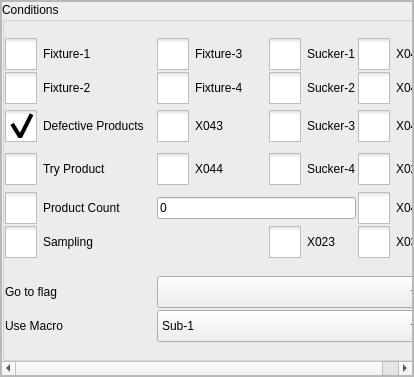
Before: the Qt Designer form hcinstruction/ichcconditionpage.ui in dongdong-2009/3-5AxisRobot, drawn with Qt 5.
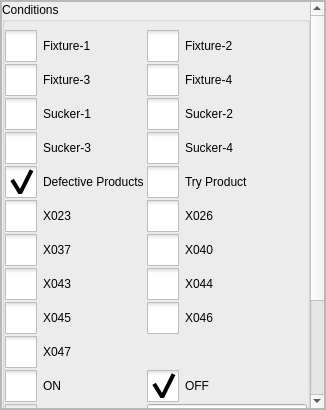
After: the same form once the commit is applied. Icons and pictures are not drawn. Custom widgets are drawn as their Qt base class.

What changed in the file:
```diff
--- a/hcinstruction/ichcconditionpage.ui
+++ b/hcinstruction/ichcconditionpage.ui
@@ -6,8 +6,8 @@
    <rect>
     <x>0</x>
     <y>0</y>
-    <width>414</width>
-    <height>377</height>
+    <width>326</width>
+    <height>410</height>
    </rect>
   </property>
   <property name="windowTitle">
@@ -20,6 +20,9 @@
    <enum>QFrame::Raised</enum>
   </property>
   <layout class="QVBoxLayout" name="verticalLayout">
+   <property name="spacing">
+    <number>6</number>
+   </property>
    <property name="leftMargin">
     <number>0</number>
    </property>
@@ -34,16 +37,19 @@
    </property>
    <item>
     <widget class="QScrollArea" name="scrollArea">
+     <property name="horizontalScrollBarPolicy">
+      <enum>Qt::ScrollBarAlwaysOff</enum>
+     </property>
      <property name="widgetResizable">
       <bool>true</bool>
      </property>
      <widget class="QWidget" name="scrollAreaWidgetContents">
       <property name="geometry">
        <rect>
-        <x>-35</x>
-        <y>0</y>
-        <width>445</width>
-        <height>357</height>
+        <x>0</x>
+        <y>-136</y>
+        <width>306</width>
+        <height>542</height>
        </rect>
       </property>
       <layout class="QVBoxLayout" name="verticalLayout_2">
@@ -69,7 +75,7 @@
            <number>0</number>
           </property>
           <property name="topMargin">
-           <number>0</number>
+           <number>8</number>
           </property>
           <property name="rightMargin">
            <number>0</number>
@@ -87,12 +93,6 @@
               <property name="enabled">
                <bool>true</bool>
               </property>
-              <property name="sizePolicy">
-               <sizepolicy hsizetype="Preferred" vsizetype="Fixed">
-                <horstretch>0</horstretch>
-                <verstretch>0</verstretch>
-               </sizepolicy>
-              </property>
               <property name="minimumSize">
                <size>
                 <width>0</width>
@@ -109,12 +109,6 @@
               <property name="enabled">
                <bool>true</bool>
               </property>
-              <property name="sizePolicy">
-               <sizepolicy hsizetype="Preferred" vsizetype="Fixed">
-                <horstretch>0</horstretch>
-                <verstretch>0</verstretch>
-               </sizepolicy>
-              </property>
               <property name="minimumSize">
                <size>
                 <width>0</width>
@@ -168,9 +162,15 @@
             </item>
             <item row="0" column="0">
              <widget class="QLabel" name="label_3">
+              <property name="sizePolicy">
+               <sizepolicy hsizetype="Minimum" vsizetype="Preferred">
+                <horstretch>0</horstretch>
+                <verstretch>0</verstretch>
+               </sizepolicy>
+              </property>
               <property name="minimumSize">
                <size>
-                <width>92</width>
+                <width>0</width>
                 <height>0</height>
                </size>
               </property>
@@ -187,9 +187,15 @@
             </item>
             <item row="1" column="0">
              <widget class="QLabel" name="label_2">
+              <property name="sizePolicy">
+               <sizepolicy hsizetype="Minimum" vsizetype="Preferred">
+                <horstretch>0</horstretch>
+                <verstretch>0</verstretch>
+               </sizepolicy>
+              </property>
               <property name="minimumSize">
                <size>
-                <width>92</width>
+                <width>50</width>
                 <height>0</height>
                </size>
               </property>
@@ -211,131 +217,14 @@
             <property name="spacing">
              <number>2</number>
             </property>
-            <item row="2" column="0">
-             <widget class="QCheckBox" name="defectiveProductsBox">
-              <property name="sizePolicy">
-               <sizepolicy hsizetype="Fixed" vsizetype="Fixed">
-                <horstretch>0</horstretch>
-                <verstretch>0</verstretch>
-               </sizepolicy>
-              </property>
-              <property name="minimumSize">
-               <size>
-                <width>140</width>
-                <height>40</height>
-               </size>
-              </property>
-              <property name="styleSheet">
-               <string notr="true">::indicator {
-     width: 32px;
-     height: 32px;
- }
-
-::indicator:unchecked 
-{
-     image: url(:/resource/check_unchecked.png);
- }
-::indicator:checked 
-{
-     image: url(:/resource/check_checked.png);
- }
-
-QRadioButton::indicator:checked:disabled
-{
- image: url(:/resource/check_checked_disable.png);
-}
-
-QRadioButton::indicator:unchecked:disabled
-{
- image: url(:/resource/check_unchecked_disable.png);
-}</string>
-              </property>
-              <property name="text">
-               <string>Defective Products</string>
-              </property>
-              <property name="checked">
-               <bool>true</bool>
-              </property>
-             </widget>
-            </item>
-            <item row="0" column="1">
-             <widget class="QCheckBox" name="fixture3Box">
-              <property name="minimumSize">
-               <size>
-                <width>110</width>
-                <height>0</height>
-               </size>
-              </property>
-              <property name="styleSheet">
-               <string notr="true">::indicator {
-     width: 32px;
-     height: 32px;
- }
-
-::indicator:unchecked 
-{
-     image: url(:/resource/check_unchecked.png);
- }
-::indicator:checked 
-{
-     image: url(:/resource/check_checked.png);
- }
-
-QRadioButton::indicator:checked:disabled
-{
- image: url(:/resource/check_checked_disable.png);
-}
-
-QRadioButton::indicator:unchecked:disabled
-{
- image: url(:/resource/check_unchecked_disable.png);
-}</string>
-              </property>
-              <property name="text">
-               <string>Fixture-3</string>
-              </property>
-             </widget>
-            </item>
-            <item row="3" column="0">
-             <widget class="QCheckBox" name="tryProductBox">
-              <property name="minimumSize">
-               <size>
-                <width>150</width>
-                <height>42</height>
-               </size>
-              </property>
-              <property name="styleSheet">
-               <string notr="true">::indicator {
-     width: 32px;
-     height: 32px;
- }
-
-::indicator:unchecked 
-{
-     image: url(:/resource/check_unchecked.png);
- }
-::indicator:checked 
-{
-     image: url(:/resource/check_checked.png);
- }
-
-QRadioButton::indicator:checked:disabled
-{
- image: url(:/resource/check_checked_disable.png);
-}
-
-QRadioButton::indicator:unchecked:disabled
-{
- image: url(:/resource/check_unchecked_disable.png);
-}</string>
-              </property>
-              <property name="text">
-               <string>Try Product</string>
-              </property>
-             </widget>
-            </item>
-            <item row="1" column="2">
+            <item row="3" column="1">
              <widget class="QCheckBox" name="sucker2Box">
+              <property name="minimumSize">
+               <size>
+                <width>50</width>
+                <height>0</height>
+               </size>
+              </property>
               <property name="styleSheet">
                <string notr="true">::indicator {
      width: 32px;
@@ -366,7 +255,77 @@
               </property>
              </widget>
             </item>
-            <item row="4" column="0">
+            <item row="15" column="0">
+             <widget class="QCheckBox" name="samplingBox">
+              <property name="styleSheet">
+               <string notr="true">::indicator {
+     width: 32px;
+     height: 32px;
+ }
+
+::indicator:unchecked 
+{
+     image: url(:/resource/check_unchecked.png);
+ }
+::indicator:checked 
+{
+     image: url(:/resource/check_checked.png);
+ }
+
+QRadioButton::indicator:checked:disabled
+{
+ image: url(:/resource/check_checked_disable.png);
+}
+
+QRadioButton::indicator:unchecked:disabled
+{
+ image: url(:/resource/check_unchecked_disable.png);
+}</string>
+              </property>
+              <property name="text">
+               <string>Sampling</string>
+              </property>
+             </widget>
+            </item>
+            <item row="3" column="0">
+             <widget class="QCheckBox" name="sucker1Box">
+              <property name="minimumSize">
+               <size>
+                <width>50</width>
+                <height>0</height>
+               </size>
+              </property>
+              <property name="styleSheet">
+               <string notr="true">::indicator {
+     width: 32px;
+     height: 32px;
+ }
+
+::indicator:unchecked 
+{
+     image: url(:/resource/check_unchecked.png);
+ }
+::indicator:checked 
+{
+     image: url(:/resource/check_checked.png);
+ }
+
+QRadioButton::indicator:checked:disabled
+{
+ image: url(:/resource/check_checked_disable.png);
+}
+
+QRadioButton::indicator:unchecked:disabled
+{
+ image: url(:/resource/check_unchecked_disable.png);
+}</string>
+              </property>
+              <property name="text">
+               <string>Sucker-1</string>
+              </property>
+             </widget>
+            </item>
+            <item row="14" column="0">
              <widget class="QCheckBox" name="productCountBox">
               <property name="styleSheet">
                <string notr="true">::indicator {
@@ -398,81 +357,11 @@
               </property>
              </widget>
             </item>
-            <item row="1" column="0">
-             <widget class="QCheckBox" name="fixture2Box">
-              <property name="minimumSize">
-               <size>
-                <width>140</width>
-                <height>0</height>
-               </size>
-              </property>
-              <property name="styleSheet">
-               <string notr="true">::indicator {
-     width: 32px;
-     height: 32px;
- }
-
-::indicator:unchecked 
-{
-     image: url(:/resource/check_unchecked.png);
- }
-::indicator:checked 
-{
-     image: url(:/resource/check_checked.png);
- }
-
-QRadioButton::indicator:checked:disabled
-{
- image: url(:/resource/check_checked_disable.png);
-}
-
-QRadioButton::indicator:unchecked:disabled
-{
- image: url(:/resource/check_unchecked_disable.png);
-}</string>
-              </property>
-              <property name="text">
-               <string>Fixture-2</string>
-              </property>
-             </widget>
-            </item>
-            <item row="2" column="1">
-             <widget class="QCheckBox" name="x043checkBox">
-              <property name="styleSheet">
-               <string notr="true">::indicator {
-     width: 32px;
-     height: 32px;
- }
-
-::indicator:unchecked 
-{
-     image: url(:/resource/check_unchecked.png);
- }
-::indicator:checked 
-{
-     image: url(:/resource/check_checked.png);
- }
-
-QRadioButton::indicator:checked:disabled
-{
- image: url(:/resource/check_checked_disable.png);
-}
-
-QRadioButton::indicator:unchecked:disabled
-{
- image: url(:/resource/check_unchecked_disable.png);
-}</string>
-              </property>
-              <property name="text">
-               <string>X043</string>
-              </property>
-             </widget>
-            </item>
             <item row="0" column="0">
              <widget class="QCheckBox" name="fixture1Box">
               <property name="minimumSize">
                <size>
-                <width>140</width>
+                <width>50</width>
                 <height>0</height>
                </size>
               </property>
@@ -506,11 +395,17 @@
               </property>
              </widget>
             </item>
-            <item row="1" column="1">
-             <widget class="QCheckBox" name="fixture4Box">
+            <item row="5" column="0">
+             <widget class="QCheckBox" name="defectiveProductsBox">
+              <property name="sizePolicy">
+               <sizepolicy hsizetype="Fixed" vsizetype="Fixed">
+                <horstretch>0</horstretch>
+                <verstretch>0</verstretch>
+               </sizepolicy>
+              </property>
               <property name="minimumSize">
                <size>
-                <width>110</width>
+                <width>50</width>
                 <height>0</height>
                </size>
               </property>
@@ -540,114 +435,14 @@
 }</string>
               </property>
               <property name="text">
-               <string>Fixture-4</string>
+               <string>Defective Products</string>
               </property>
-             </widget>
-            </item>
-            <item row="0" column="2">
-             <widget class="QCheckBox" name="sucker1Box">
-              <property name="styleSheet">
-               <string notr="true">::indicator {
-     width: 32px;
-     height: 32px;
- }
-
-::indicator:unchecked 
-{
-     image: url(:/resource/check_unchecked.png);
- }
-::indicator:checked 
-{
-     image: url(:/resource/check_checked.png);
- }
-
-QRadioButton::indicator:checked:disabled
-{
- image: url(:/resource/check_checked_disable.png);
-}
-
-QRadioButton::indicator:unchecked:disabled
-{
- image: url(:/resource/check_unchecked_disable.png);
-}</string>
+              <property name="checked">
+               <bool>true</bool>
               </property>
-              <property name="text">
-               <string>Sucker-1</string>
-              </property>
              </widget>
             </item>
-            <item row="3" column="2">
-             <widget class="QCheckBox" name="sucker4Box">
-              <property name="styleSheet">
-               <string notr="true">::indicator {
-     width: 32px;
-     height: 32px;
- }
-
-::indicator:unchecked 
-{
-     image: url(:/resource/check_unchecked.png);
- }
-::indicator:checked 
-{
-     image: url(:/resource/check_checked.png);
- }
-
-QRadioButton::indicator:checked:disabled
-{
- image: url(:/resource/check_checked_disable.png);
-}
-
-QRadioButton::indicator:unchecked:disabled
-{
- image: url(:/resource/check_unchecked_disable.png);
-}</string>
-              </property>
-              <property name="text">
-               <string>Sucker-4</string>
-              </property>
-             </widget>
-            </item>
-            <item row="3" column="1">
-             <widget class="QCheckBox" name="x044checkBox">
-              <property name="styleSheet">
-               <string notr="true">::indicator {
-     width: 32px;
-     height: 32px;
- }
-
-::indicator:unchecked 
-{
-     image: url(:/resource/check_unchecked.png);
- }
-::indicator:checked 
-{
-     image: url(:/resource/check_checked.png);
- }
-
-QRadioButton::indicator:checked:disabled
-{
- image: url(:/resource/check_checked_disable.png);
-}
-
-QRadioButton::indicator:unchecked:disabled
-{
- image: url(:/resource/check_unchecked_disable.png);
-}</string>
-              </property>
-              <property name="text">
-               <string>X044</string>
-              </property>
-             </widget>
-            </item>
-            <item row="4" column="1" colspan="2">
-             <widget class="ICLineEditWithVirtualNumericKeypad" name="moldCountEdit">
-              <property name="text">
-               <string notr="true">0</string>
-              </property>
-             </widget>
-            </item>
-            <item row="2" column="2">
+            <item row="4" column="0">
              <widget class="QCheckBox" name="sucker3Box">
               <property name="styleSheet">
                <string notr="true">::indicator {
@@ -679,8 +474,8 @@
               </property>
              </widget>
             </item>
-            <item row="5" column="0" colspan="2">
-             <widget class="QCheckBox" name="samplingBox">
+            <item row="7" column="1">
+             <widget class="QCheckBox" name="x026checkBox">
               <property name="styleSheet">
                <string notr="true">::indicator {
      width: 32px;
@@ -707,12 +502,12 @@
 }</string>
               </property>
               <property name="text">
-               <string>Sampling</string>
+               <string>X026</string>
               </property>
              </widget>
             </item>
-            <item row="0" column="3">
-             <widget class="QCheckBox" name="x045checkBox">
+            <item row="4" column="1">
+             <widget class="QCheckBox" name="sucker4Box">
               <property name="styleSheet">
                <string notr="true">::indicator {
      width: 32px;
@@ -739,12 +534,120 @@
 }</string>
               </property>
               <property name="text">
-               <string>X045</string>
+               <string>Sucker-4</string>
               </property>
              </widget>
             </item>
-            <item row="1" column="3">
+            <item row="8" column="0">
+             <widget class="QCheckBox" name="x037checkBox">
+              <property name="styleSheet">
+               <string notr="true">::indicator {
+     width: 32px;
+     height: 32px;
+ }
+
+::indicator:unchecked 
+{
+     image: url(:/resource/check_unchecked.png);
+ }
+::indicator:checked 
+{
+     image: url(:/resource/check_checked.png);
+ }
+
+QRadioButton::indicator:checked:disabled
+{
+ image: url(:/resource/check_checked_disable.png);
+}
+
+QRadioButton::indicator:unchecked:disabled
+{
+ image: url(:/resource/check_unchecked_disable.png);
+}</string>
+              </property>
+              <property name="text">
+               <string>X037</string>
+              </property>
+             </widget>
+            </item>
+            <item row="5" column="1">
+             <widget class="QCheckBox" name="tryProductBox">
+              <property name="minimumSize">
+               <size>
+                <width>50</width>
+                <height>0</height>
+               </size>
+              </property>
+              <property name="styleSheet">
+               <string notr="true">::indicator {
+     width: 32px;
+     height: 32px;
+ }
+
+::indicator:unchecked 
+{
+     image: url(:/resource/check_unchecked.png);
+ }
+::indicator:checked 
+{
+     image: url(:/resource/check_checked.png);
+ }
+
+QRadioButton::indicator:checked:disabled
+{
+ image: url(:/resource/check_checked_disable.png);
+}
+
+QRadioButton::indicator:unchecked:disabled
+{
+ image: url(:/resource/check_unchecked_disable.png);
+}</string>
+              </property>
+              <property name="text">
+               <string>Try Product</string>
+              </property>
+             </widget>
+            </item>
+            <item row="7" column="0">
+             <widget class="QCheckBox" name="x023checkBox">
+              <property name="styleSheet">
+               <string notr="true">::indicator {
+     width: 32px;
+     height: 32px;
+ }
+
+::indicator:unchecked 
+{
+     image: url(:/resource/check_unchecked.png);
+ }
+::indicator:checked 
+{
+     image: url(:/resource/check_checked.png);
+ }
+
+QRadioButton::indicator:checked:disabled
+{
+ image: url(:/resource/check_checked_disable.png);
+}
+
+QRadioButton::indicator:unchecked:disabled
+{
+ image: url(:/resource/check_unchecked_disable.png);
+}</string>
+              </property>
+              <property name="text">
+               <string>X023</string>
+              </property>
+             </widget>
+            </item>
+            <item row="10" column="1">
              <widget class="QCheckBox" name="x046checkBox">
+              <property name="sizePolicy">
+               <sizepolicy hsizetype="Minimum" vsizetype="Fixed">
+                <horstretch>0</horstretch>
+                <verstretch>0</verstretch>
+               </sizepolicy>
+              </property>
               <property name="styleSheet">
                <string notr="true">::indicator {
      width: 32px;
@@ -775,7 +678,160 @@
               </property>
              </widget>
             </item>
-            <item row="2" column="3">
+            <item row="10" column="0">
+             <widget class="QCheckBox" name="x045checkBox">
+              <property name="styleSheet">
+               <string notr="true">::indicator {
+     width: 32px;
+     height: 32px;
+ }
+
+::indicator:unchecked 
+{
+     image: url(:/resource/check_unchecked.png);
+ }
+::indicator:checked 
+{
+     image: url(:/resource/check_checked.png);
+ }
+
+QRadioButton::indicator:checked:disabled
+{
+ image: url(:/resource/check_checked_disable.png);
+}
+
+QRadioButton::indicator:unchecked:disabled
+{
+ image: url(:/resource/check_unchecked_disable.png);
+}</string>
+              </property>
+              <property name="text">
+               <string>X045</string>
+              </property>
+             </widget>
+            </item>
+            <item row="0" column="1">
+             <widget class="QCheckBox" name="fixture2Box">
+              <property name="minimumSize">
+               <size>
+                <width>50</width>
+                <height>0</height>
+               </size>
+              </property>
+              <property name="styleSheet">
+               <string notr="true">::indicator {
+     width: 32px;
+     height: 32px;
+ }
+
+::indicator:unchecked 
+{
+     image: url(:/resource/check_unchecked.png);
+ }
+::indicator:checked 
+{
+     image: url(:/resource/check_checked.png);
+ }
+
+QRadioButton::indicator:checked:disabled
+{
+ image: url(:/resource/check_checked_disable.png);
+}
+
+QRadioButton::indicator:unchecked:disabled
+{
+ image: url(:/resource/check_unchecked_disable.png);
+}</string>
+              </property>
+              <property name="text">
+               <string>Fixture-2</string>
+              </property>
+             </widget>
+            </item>
+            <item row="14" column="1">
+             <widget class="ICLineEditWithVirtualNumericKeypad" name="moldCountEdit">
+              <property name="minimumSize">
+               <size>
+                <width>0</width>
+                <height>32</height>
+               </size>
+              </property>
+              <property name="text">
+               <string notr="true">0</string>
+              </property>
+             </widget>
+            </item>
+            <item row="2" column="0">
+             <widget class="QCheckBox" name="fixture3Box">
+              <property name="minimumSize">
+               <size>
+                <width>50</width>
+                <height>0</height>
+               </size>
+              </property>
+              <property name="styleSheet">
+               <string notr="true">::indicator {
+     width: 32px;
+     height: 32px;
+ }
+
+::indicator:unchecked 
+{
+     image: url(:/resource/check_unchecked.png);
+ }
+::indicator:checked 
+{
+     image: url(:/resource/check_checked.png);
+ }
+
+QRadioButton::indicator:checked:disabled
+{
+ image: url(:/resource/check_checked_disable.png);
+}
+
+QRadioButton::indicator:unchecked:disabled
+{
+ image: url(:/resource/check_unchecked_disable.png);
+}</string>
+              </property>
+              <property name="text">
+               <string>Fixture-3</string>
+              </property>
+             </widget>
+            </item>
+            <item row="9" column="1">
+             <widget class="QCheckBox" name="x044checkBox">
+              <property name="styleSheet">
+               <string notr="true">::indicator {
+     width: 32px;
+     height: 32px;
+ }
+
+::indicator:unchecked 
+{
+     image: url(:/resource/check_unchecked.png);
+ }
+::indicator:checked 
+{
+     image: url(:/resource/check_checked.png);
+ }
+
+QRadioButton::indicator:checked:disabled
+{
+ image: url(:/resource/check_checked_disable.png);
+}
+
+QRadioButton::indicator:unchecked:disabled
+{
+ image: url(:/resource/check_unchecked_disable.png);
+}</string>
+              </property>
+              <property name="text">
+               <string>X044</string>
+              </property>
+             </widget>
+            </item>
+            <item row="11" column="0">
              <widget class="QCheckBox" name="x047checkBox">
               <property name="styleSheet">
                <string notr="true">::indicator {
@@ -807,39 +863,7 @@
               </property>
              </widget>
             </item>
-            <item row="3" column="3">
-             <widget class="QCheckBox" name="x026checkBox">
-              <property name="styleSheet">
-               <string notr="true">::indicator {
-     width: 32px;
-     height: 32px;
- }
-
-::indicator:unchecked 
-{
-     image: url(:/resource/check_unchecked.png);
- }
-::indicator:checked 
-{
-     image: url(:/resource/check_checked.png);
- }
-
-QRadioButton::indicator:checked:disabled
-{
- image: url(:/resource/check_checked_disable.png);
-}
-
-QRadioButton::indicator:unchecked:disabled
-{
- image: url(:/resource/check_unchecked_disable.png);
-}</string>
-              </property>
-              <property name="text">
-               <string>X026</string>
-              </property>
-             </widget>
-            </item>
-            <item row="4" column="3">
+            <item row="8" column="1">
              <widget class="QCheckBox" name="x040checkBox">
               <property name="styleSheet">
                <string notr="true">::indicator {
@@ -871,8 +895,8 @@
               </property>
              </widget>
             </item>
-            <item row="5" column="2">
-             <widget class="QCheckBox" name="x023checkBox">
+            <item row="9" column="0">
+             <widget class="QCheckBox" name="x043checkBox">
               <property name="styleSheet">
                <string notr="true">::indicator {
      width: 32px;
@@ -899,12 +923,12 @@
 }</string>
               </property>
               <property name="text">
-               <string>X023</string>
+               <string>X043</string>
               </property>
              </widget>
             </item>
-            <item row="5" column="3">
-             <widget class="QCheckBox" name="x037checkBox">
+            <item row="13" column="0">
+             <widget class="QCheckBox" name="oncheckBox">
               <property name="styleSheet">
                <string notr="true">::indicator {
      width: 32px;
@@ -931,7 +955,80 @@
 }</string>
               </property>
               <property name="text">
-               <string>X037</string>
+               <string>ON</string>
+              </property>
+             </widget>
+            </item>
+            <item row="13" column="1">
+             <widget class="QCheckBox" name="offcheckBox">
+              <property name="styleSheet">
+               <string notr="true">::indicator {
+     width: 32px;
+     height: 32px;
+ }
+
+::indicator:unchecked 
+{
+     image: url(:/resource/check_unchecked.png);
+ }
+::indicator:checked 
+{
+     image: url(:/resource/check_checked.png);
+ }
+
+QRadioButton::indicator:checked:disabled
+{
+ image: url(:/resource/check_checked_disable.png);
+}
+
+QRadioButton::indicator:unchecked:disabled
+{
+ image: url(:/resource/check_unchecked_disable.png);
+}</string>
+              </property>
+              <property name="text">
+               <string>OFF</string>
+              </property>
+              <property name="checked">
+               <bool>true</bool>
+              </property>
+             </widget>
+            </item>
+            <item row="2" column="1">
+             <widget class="QCheckBox" name="fixture4Box">
+              <property name="minimumSize">
+               <size>
+                <width>50</width>
+                <height>0</height>
+               </size>
+              </property>
+              <property name="styleSheet">
+               <string notr="true">::indicator {
+     width: 32px;
+     height: 32px;
+ }
+
+::indicator:unchecked 
+{
+     image: url(:/resource/check_unchecked.png);
+ }
+::indicator:checked 
+{
+     image: url(:/resource/check_checked.png);
+ }
+
+QRadioButton::indicator:checked:disabled
+{
+ image: url(:/resource/check_checked_disable.png);
+}
+
+QRadioButton::indicator:unchecked:disabled
+{
+ image: url(:/resource/check_unchecked_disable.png);
+}</string>
+              </property>
+              <property name="text">
+               <string>Fixture-4</string>
               </property>
              </widget>
             </item>
```
